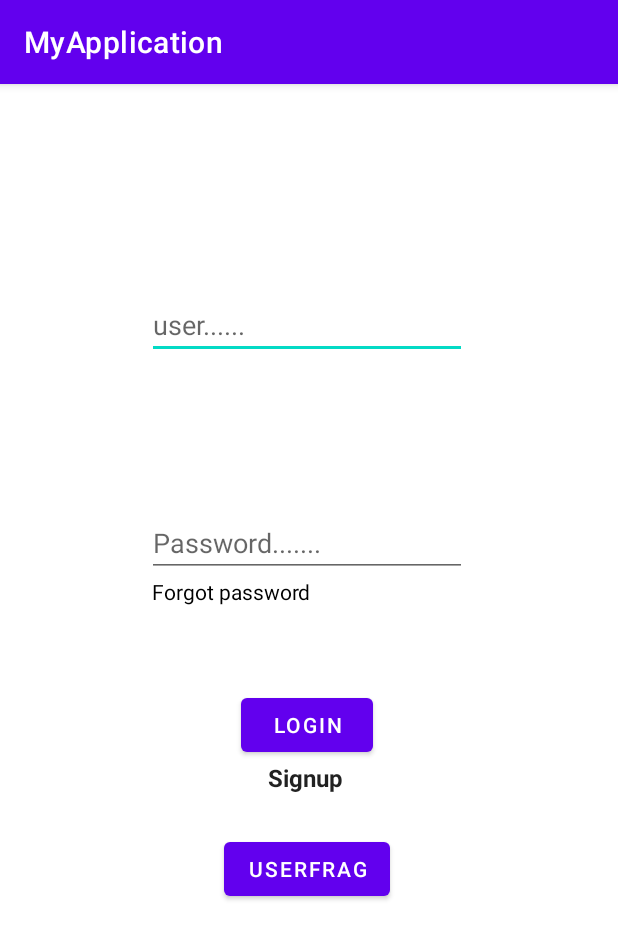
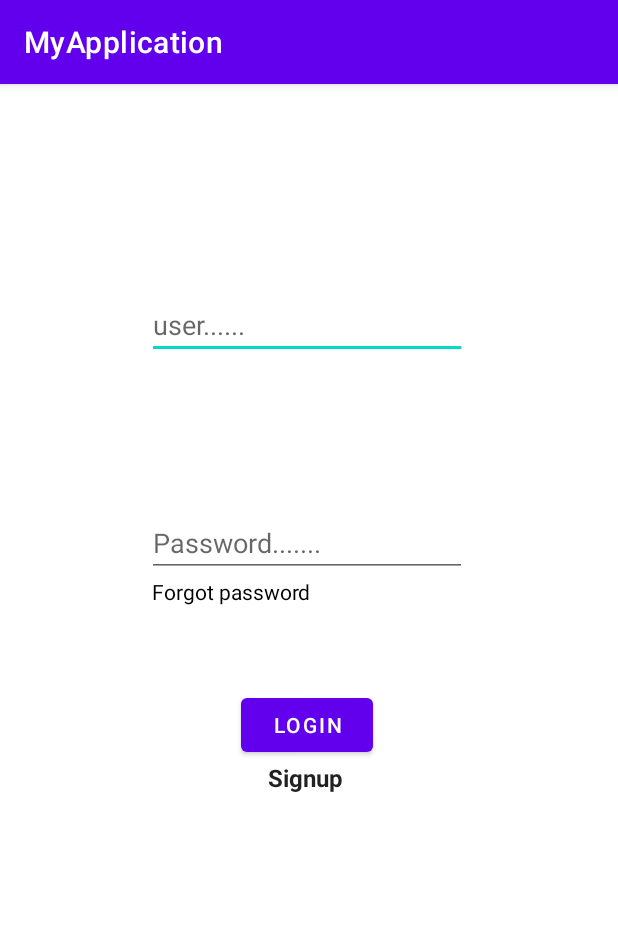
Before and after one commit to Hudaifa59/login, an Android app: the screen it shows after launch (MainActivity), on a phone screen of 412 x 824 dp. Shown: the top 939 px of the screen. Run offline under Robolectric (Android 15) with nearby library versions, the phone set to English and light mode, and no system bars; our stand-ins replace Firebase (no records; nobody signed in at launch, a user with empty details on screens opened directly).

Commit message:
fragmet trans

```diff
--- a/app/src/main/java/com/example/myapplication/LoginFragment.java
+++ b/app/src/main/java/com/example/myapplication/LoginFragment.java
@@ -91,15 +91,6 @@ public class LoginFragment extends Fragment {
         fp=getView().findViewById(R.id.forgotPasswordtv);
         su=getView().findViewById(R.id.Signuptv);
         fbs = FirebaseServices.getInstance();
-        userbt=getView().findViewById(R.id.UserFragbt);
-        userbt.setOnClickListener(new View.OnClickListener() {
-            @Override
-            public void onClick(View v) {
-                FragmentTransaction ft = getActivity().getSupportFragmentManager().beginTransaction();
-                ft.replace(R.id.framMain, new UserFrag());
-                ft.commit();
-            }
-        });
         fp.setOnClickListener(new View.OnClickListener() {
             @Override
             public void onClick(View view) {
--- a/app/src/main/res/layout/fragment_login.xml
+++ b/app/src/main/res/layout/fragment_login.xml
@@ -71,15 +71,5 @@
             app:layout_constraintStart_toStartOf="@+id/PasswordLogin"
             app:layout_constraintTop_toBottomOf="@+id/PasswordLogin" />
 
-        <Button
-            android:id="@+id/UserFragbt"
-            android:layout_width="wrap_content"
-            android:layout_height="wrap_content"
-            android:layout_marginTop="26dp"
-            android:text="UserFrag"
-            app:layout_constraintEnd_toEndOf="parent"
-            app:layout_constraintStart_toStartOf="parent"
-            app:layout_constraintTop_toBottomOf="@+id/Signuptv" />
-
     </androidx.constraintlayout.widget.ConstraintLayout>
 </FrameLayout>
```
Also changed, not shown: app/src/main/java/com/example/Classes/Minipostadapter.java (+20 -0 lines).
